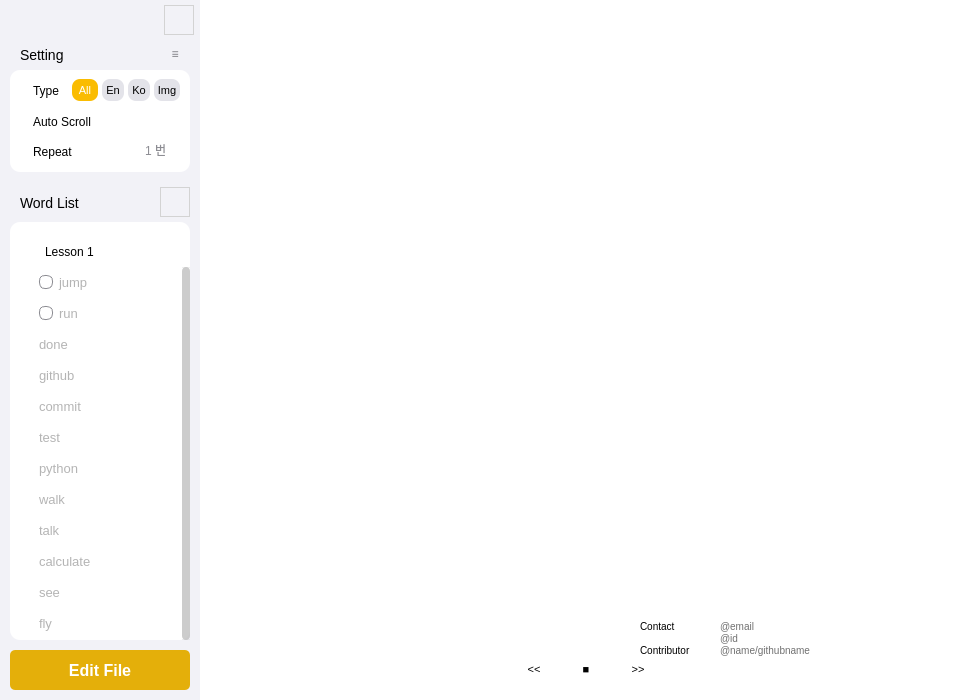
Qt form resource/src/ui/main.ui (gonyo1/VisualVocaApp) before a commit.
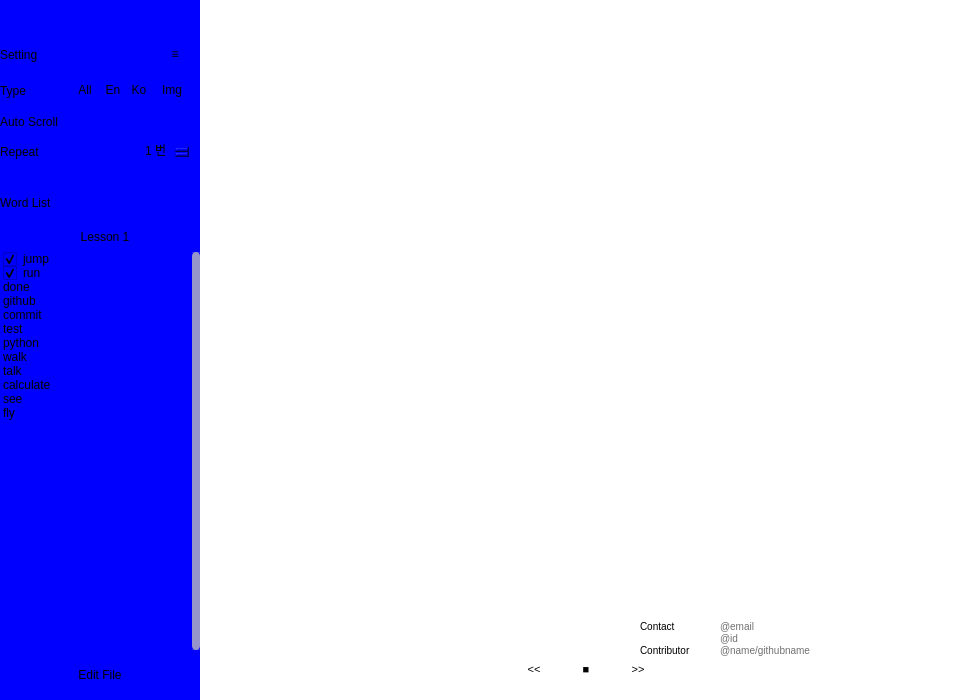
The same form after that commit. Icons and pictures are not drawn.

```diff
--- a/resource/src/ui/main.ui
+++ b/resource/src/ui/main.ui
@@ -254,14 +254,14 @@
 border: 0px solid;
 background-repeat: none;
 background-position: center;
-background-image: url(&quot;C:/Users/Gonyo/Documents/GitHub/VisualVocaApp/resource/src/img/Indicator.svg&quot;);
+background-image: f&quot;url({os.path.join(__dir__, 'src/img/Indicator.svg')})&quot;;
 background-color: rgba(250, 188, 1, 120);
 }
 QListWidget::indicator:checked {
 border: 0px solid;
 background-repeat: none;
 background-position: center;
-background-image: url(&quot;C:/Users/Gonyo/Documents/GitHub/VisualVocaApp/resource/src/img/Indicator.svg&quot;);
+background-image: f&quot;url({os.path.join(__dir__, 'src/img/Indicator.svg')})&quot;;
 background-color: rgb(250, 188, 1);
 }
 
@@ -1153,198 +1153,6 @@
               <property name="contextMenuPolicy">
                <enum>Qt::NoContextMenu</enum>
               </property>
-              <property name="styleSheet">
-               <string>/* Pallete --------------------------------- 
-
-lightgray : rgb(242, 242, 247)
-gray : rgb(141, 141, 147)
-darkgray : rgb(122, 122, 128)
-
-grayorange : rgb(228, 175, 10)
-pointorange : rgb(250, 188, 1)
-
-blue : rgb(0, 155, 255)
-bluehover : rgba(0, 155, 255, 80)
-
---------------------------------------- */
-
-QWidget {
-padding: 10px;
-padding: 0px;
-background-color: transparent;
-}
-#mb_voca_adj {
-background-color: rgb(242, 242, 247);
-}
-.Line {
-background-color: rgb(227, 227, 233);
-margin: 0px 10px 0px 50px;
-}
-
-
-/* Left - White Grouped Section --------------------------------- */
-#mb_setting_widget,
-#mb_voca_scroll {
-background-color: white;
-border-radius: 10px;
-margin: 0px 10px 10px 10px;
-}
-#mb_setting_widget {
-margin-bottom: 5px;
-}
-#mb_voca_scroll {
-margin-top: 5px;
-}
-#mb_setting_title,
-#mb_voca_total_title {
-margin: 0px 0px 0px 20px;
-color: black;
-font: 14px;
-}
-#mb_voca_setting_button {
-color: rgb(122, 122, 128);
-}
-#mb_voca_setting_button:hover {
-color: rgb(228, 175, 10);
-}
-/* Left - Setting detail name(ex: Auto Scroll ....) ------------------------------------- */
-#mb_top_bar_play_type_title,
-#mb_top_bar_auto_scroll_title,
-#mb_top_bar_repeat_title {
-font: 12px;
-margin: 0px 0px 0px 30px;
-color: black;
-}
-
-
-
-
-/* Type PushButton Setting ------------------------------------- */
-#mb_top_bar_play_type .QPushButton {
-font: 11px;
-background-color: rgb(227, 227, 233);
-border-radius: 8px;
-text-align: center;
-color: black;
-}
-#mb_top_bar_play_type .QPushButton:hover {
-background-color: rgba(228, 175, 10, 80);
-}
-#mb_top_bar_play_type .QPushButton:checked {
-color: white;
-background-color: rgb(250, 188, 1);
-}
-#mb_top_bar_only_img {
-margin-right: 10px;
-}
-
-
-
-
-/* Repeat SpinBox Setting ------------------------------------- */
-#mb_top_bar_repeat_spinbox {
-color: rgb(141, 141, 147);
-}
-#mb_top_bar_repeat_spinbox:hover {
-color: rgb(228, 175, 10);
-}
-#mb_top_bar_repeat_spinbox:up-arrow:hover,
-#mb_top_bar_repeat_spinbox:down-arrow:hover  {
-color: rgb(228, 175, 10);
-}
-
-
-
-
-/* QScrollWidget Label &amp; PushButton part ------------------ */
-QScrollArea {
-margin-bottom: 0px;
-padding-top: 10px;
-}
-/*Lesson1 */
-QScrollArea .QLabel {
-padding-left: 5px;
-}
-QScrollArea .QPushButton {
-margin: 5px 10px 5px 10px;
-padding: 0px;
-color: black;
-text-align: left;
-}
-
-/* QListWidget Part ------------------------------ */
-QListView::item {
-border: 0px;
-margin: 5px -8px 5px -4px;
-}
-QListWidget {
-font: 13px;
-font-weight: light;
-padding-right: 4px;
-}
-QListWidget::item {
-padding: 3px;
-padding-left: 30px;
-color: rgb(180, 180, 180);
-}
-QListWidget::item:hover {
-padding-left: 30px;
-margin: 0px -4px 0px -4px;
-color: black;
-background-color: rgb(227, 227, 233);
-}
-QListWidget::item:selected {
-padding-left: 30px;
-margin: 0px -4px 0px -4px;
-background-color: rgb(228, 175, 10);
-color: white;
-}
-QListWidget::indicator {
-border-radius: 6px;
-border: 1px solid;
-border-color: rgb(141, 141, 147);
-background-color: transparent;
-}
-QListWidget::indicator:hover {
-border: 0px solid;
-background-repeat: none;
-background-position: center;
-background-image: url(&quot;C:/Users/Gonyo/Documents/GitHub/VisualVocaApp/resource/src/img/Indicator.svg&quot;);
-background-color: rgba(250, 188, 1, 120);
-}
-QListWidget::indicator:checked {
-border: 0px solid;
-background-repeat: none;
-background-position: center;
-background-image: url(&quot;C:/Users/Gonyo/Documents/GitHub/VisualVocaApp/resource/src/img/Indicator.svg&quot;);
-background-color: rgb(250, 188, 1);
-}
-
-
-
-
-
-
-/* Add Files Part */
-#mb_voca_open {
-margin: 0px 10px 10px 10px;
-color: white;
-font: 16px;
-font-weight: bold;
-border-radius: 5px;
-background-color: rgb(228, 175, 10);
-}
-#mb_voca_open:hover {
-background-color: rgba(228, 175, 10, 80);
-}
-
-
-/* border for temperary */
-#mb_voca_bookmark,
-#mb_voca_refresh {
-border: 1px solid blue;
-}</string>
-              </property>
               <property name="frameShape">
                <enum>QFrame::NoFrame</enum>
               </property>
```
